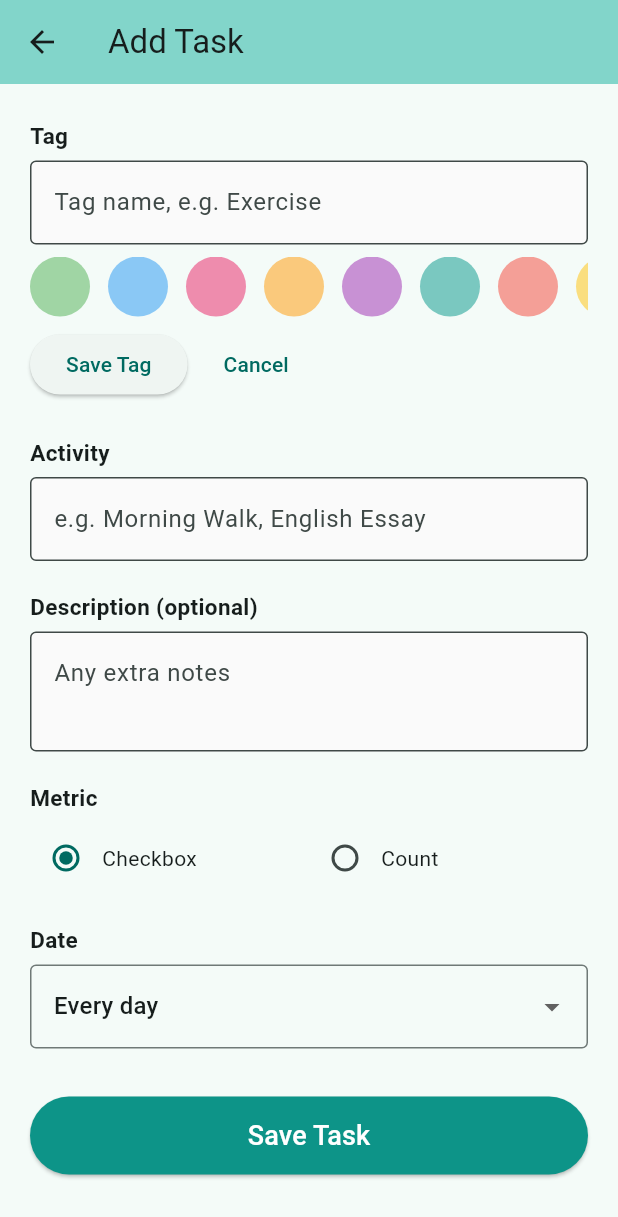
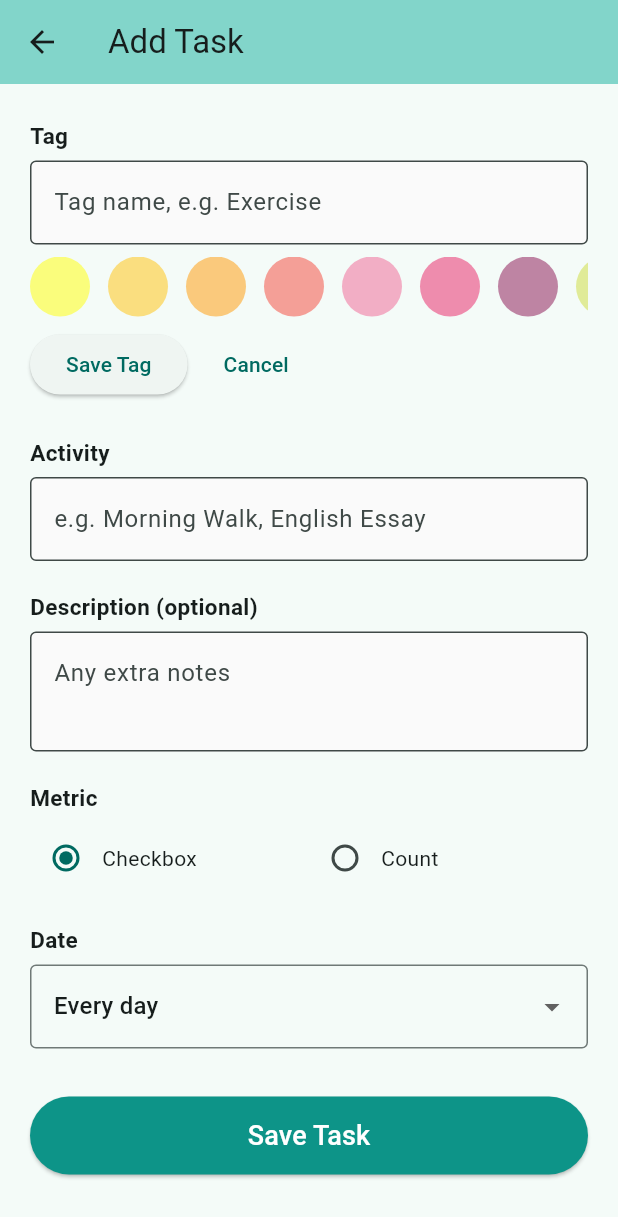
Before and after one commit to Nishhhtha/mydiary, a Flutter app: the AddTaskScreen screen opened directly, after a tap on "+ New Tag", on a phone screen of 412 x 824 dp. Shown: the top 1217 px of the screen. Run offline on Flutter 3.47's test engine with Material 3 defaults, Android fonts, the phone set to English and light mode, and no system bars; our stand-ins replace flutter_riverpod, isar, table_calendar; accounts and stored records are empty; generated files the repository leaves out were written again.

```diff
--- a/lib/screens/add_task_screen.dart
+++ b/lib/screens/add_task_screen.dart
@@ -73,9 +73,10 @@ class _AddTaskScreenState extends ConsumerState<AddTaskScreen> {
                 SingleChildScrollView(
                   scrollDirection: Axis.horizontal,
                   child: Row(children: [
-                    for (final c in [Colors.green, Colors.blue, Colors.pink,
-                        Colors.orange, Colors.purple, Colors.teal,
-                        Colors.red, Colors.amber])
+                    for (final c in [Colors.yellowAccent, Colors.amber, Colors.orange,
+                        Colors.red, Colors.pink.shade300, Colors.pink, Colors.pink.shade900,
+                        Colors.lime, Colors.lightGreen, Colors.green, Colors.teal, Colors.cyan,
+                        Colors.blue, Colors.indigo, Colors.purple, Colors.deepPurple])
                       GestureDetector(
                         onTap: () => setState(() => _newTagColor = c),
                         child: Padding(
--- a/lib/screens/calendar_screen.dart
+++ b/lib/screens/calendar_screen.dart
@@ -32,6 +32,8 @@ class _CalendarScreenState extends ConsumerState<CalendarScreen> {
           firstDay: DateTime(2024),
           lastDay: DateTime(2030),
           focusedDay: _focused,
+          rowHeight: 52.0,         // Adjusts height of the date rows
+          daysOfWeekHeight: 40.0,    // Adjusts height of Sun, Mon, Tue, etc.
           selectedDayPredicate: (d) => isSameDay(_selected, d),
           onDaySelected: (sel, foc) {
             // NEW: Call the callback when date is selected
```
